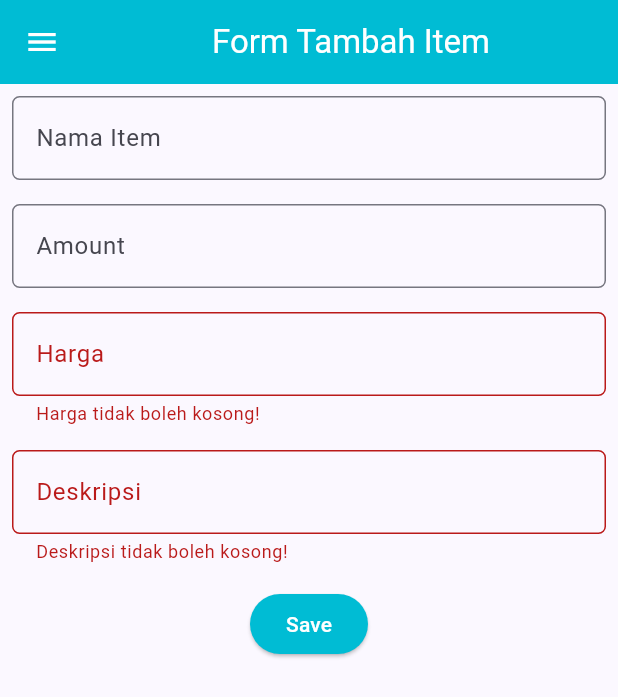
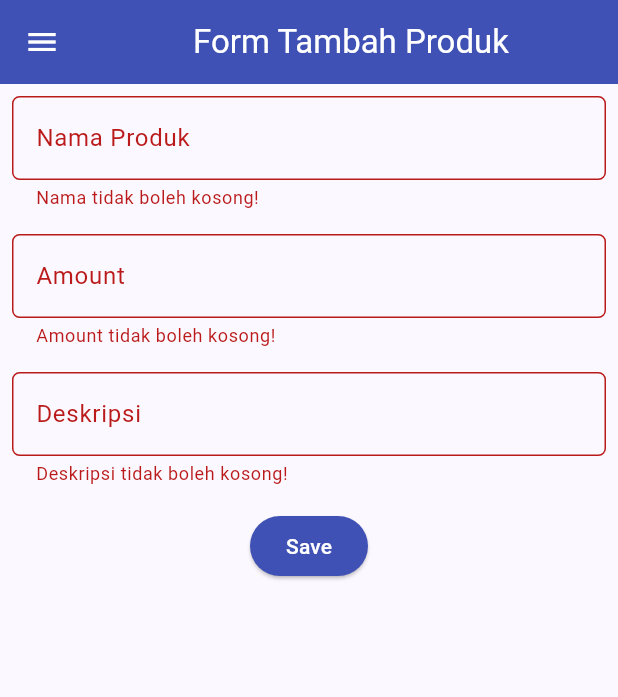
Before and after one commit to neinakada/wargo-mobile, a Flutter app: the ShopFormPage screen opened directly, after a tap on "Save", on a phone screen of 412 x 824 dp. Shown: the top 697 px of the screen. Run offline on Flutter 3.47's test engine with Material 2 defaults, Android fonts, the phone set to English and light mode, and no system bars; missing offline and left inert: pbp_django_auth; network calls fail.

Commit message:
mengerjakan tugas9

```diff
--- a/lib/screens/menu.dart
+++ b/lib/screens/menu.dart
@@ -1,6 +1,7 @@
 import 'package:flutter/material.dart';
 import 'package:wargo/widgets/left_drawer.dart';
 import 'package:wargo/widgets/wargo_card.dart';
+import 'package:wargo/screens/shoplist_form.dart';
 
 class MyHomePage extends StatelessWidget {
   MyHomePage({Key? key}) : super(key: key);
--- a/lib/screens/shoplist_form.dart
+++ b/lib/screens/shoplist_form.dart
@@ -1,5 +1,10 @@
 import 'package:flutter/material.dart';
 import 'package:wargo/widgets/left_drawer.dart';
+import 'package:pbp_django_auth/pbp_django_auth.dart';
+import 'package:provider/provider.dart';
+import 'package:wargo/screens/menu.dart';
+import 'dart:convert';
+// TODO: Impor drawer yang sudah dibuat sebelumnya
 
 class ShopFormPage extends StatefulWidget {
   const ShopFormPage({super.key});
@@ -12,21 +17,22 @@
   final _formKey = GlobalKey<FormState>();
   String _name = "";
   int _amount = 0;
-  int _price = 0;
   String _description = "";
-
   @override
   Widget build(BuildContext context) {
+    final request = context.watch<CookieRequest>();
+
     return Scaffold(
       appBar: AppBar(
         title: const Center(
           child: Text(
-            'Form Tambah Item',
+            'Form Tambah Produk',
           ),
         ),
-        backgroundColor: Colors.cyan,
+        backgroundColor: Colors.indigo,
         foregroundColor: Colors.white,
       ),
+      // TODO: Tambahkan drawer yang sudah dibuat di sini
       drawer: const LeftDrawer(),
       body: Form(
         key: _formKey,
@@ -38,8 +44,8 @@
                     padding: const EdgeInsets.all(8.0),
                     child: TextFormField(
                       decoration: InputDecoration(
-                      hintText: "Nama Item",
-                      labelText: "Nama Item",
+                        hintText: "Nama Produk",
+                        labelText: "Nama Produk",
                         border: OutlineInputBorder(
                           borderRadius: BorderRadius.circular(5.0),
                         ),
@@ -57,7 +63,6 @@
                       },
                     ),
                   ),
-
                   Padding(
                     padding: const EdgeInsets.all(8.0),
                     child: TextFormField(
@@ -68,6 +73,7 @@
                           borderRadius: BorderRadius.circular(5.0),
                         ),
                       ),
+                      // TODO: Tambahkan variabel yang sesuai
                       onChanged: (String? value) {
                         setState(() {
                           _amount = int.parse(value!);
@@ -84,34 +90,6 @@
                       },
                     ),
                   ),
-
-                Padding(
-                  padding: const EdgeInsets.all(8.0),
-                  child: TextFormField(
-                    decoration: InputDecoration(
-                      hintText: "Harga",
-                      labelText: "Harga",
-                      border: OutlineInputBorder(
-                        borderRadius: BorderRadius.circular(5.0),
-                      ),
-                    ),
-                    onChanged: (String? value) {
-                      setState(() {
-                        _price = int.parse(value!);
-                      });
-                    },
-                    validator: (String? value) {
-                      if (value == null || value.isEmpty) {
-                        return "Harga tidak boleh kosong!";
-                      }
-                      if (int.tryParse(value) == null) {
-                        return "Harga harus berupa angka!";
-                      }
-                      return null;
-                    },
-                  ),
-                ),
-
                   Padding(
                     padding: const EdgeInsets.all(8.0),
                     child: TextFormField(
@@ -124,6 +102,7 @@
                       ),
                       onChanged: (String? value) {
                         setState(() {
+                          // TODO: Tambahkan variabel yang sesuai
                           _description = value!;
                         });
                       },
@@ -135,7 +114,6 @@
                       },
                     ),
                   ),
-
                   Align(
                     alignment: Alignment.bottomCenter,
                     child: Padding(
@@ -143,40 +121,37 @@
                       child: ElevatedButton(
                         style: ButtonStyle(
                           backgroundColor:
-                        MaterialStateProperty.all(Colors.cyan),
+                          MaterialStateProperty.all(Colors.indigo),
                         ),
-                      onPressed: () {
+                        onPressed: () async {
                           if (_formKey.currentState!.validate()) {
-                          showDialog(
-                            context: context,
-                            builder: (context) {
-                              return AlertDialog(
-                                title: const Text('Item berhasil tersimpan'),
-                                content: SingleChildScrollView(
-                                  child: Column(
-                                    crossAxisAlignment:
-                                    CrossAxisAlignment.start,
-                                    children: [
-                                      Text('Nama: $_name'),
-                                      Text('Amount: $_amount'),
-                                      Text('Harga: $_price'),
-                                      Text('Deskripsi: $_description'),
-                                    ],
-                                  ),
-                                ),
-                                actions: [
-                                  TextButton(
-                                    child: const Text('OK'),
-                                    onPressed: () {
-                                      Navigator.pop(context);
-                                    },
-                                  ),
-                                ],
+                            // Kirim ke Django dan tunggu respons
+                            // TODO: Ganti URL dan jangan lupa tambahkan trailing slash (/) di akhir URL!
+                            final response = await request.postJson(
+                                "http://127.0.0.1:8000/create-flutter/",
+                                jsonEncode(<String, String>{
+                                  'name': _name,
+                                  'amount':_amount.toString(),
+                                  'description': _description,
+                                  // TODO: Sesuaikan field data sesuai dengan aplikasimu
+                                }));
+                            if (response['status'] == 'success') {
+                              ScaffoldMessenger.of(context)
+                                  .showSnackBar(const SnackBar(
+                                content: Text("Produk baru berhasil disimpan!"),
+                              ));
+                              Navigator.pushReplacement(
+                                context,
+                                MaterialPageRoute(builder: (context) => MyHomePage()),
                               );
-                            },
-                          );
+                            } else {
+                              ScaffoldMessenger.of(context)
+                                  .showSnackBar(const SnackBar(
+                                content:
+                                Text("Terdapat kesalahan, silakan coba lagi."),
+                              ));
                             }
-                        _formKey.currentState!.reset();
+                          }
                         },
                         child: const Text(
                           "Save",
@@ -185,7 +160,8 @@
                       ),
                     ),
                   ),
-              ]),
+                ]
+            )
         ),
       ),
     );
--- a/lib/widgets/left_drawer.dart
+++ b/lib/widgets/left_drawer.dart
@@ -1,6 +1,7 @@
 import 'package:flutter/material.dart';
 import 'package:wargo/screens/menu.dart';
 import 'package:wargo/screens/shoplist_form.dart';
+import 'package:wargo/screens/list_product.dart';
 
 class LeftDrawer extends StatelessWidget {
   const LeftDrawer({super.key});
@@ -65,6 +66,17 @@
                   ));
             },
           ),
+          ListTile(
+            leading: const Icon(Icons.shopping_basket),
+            title: const Text('Daftar Produk'),
+            onTap: () {
+                // Route menu ke halaman produk
+                Navigator.push(
+                context,
+                MaterialPageRoute(builder: (context) => const ProductPage()),
+                );
+            },
+        ),
         ],
       ),
     );
--- a/pubspec.yaml
+++ b/pubspec.yaml
@@ -35,6 +35,9 @@
   # The following adds the Cupertino Icons font to your application.
   # Use with the CupertinoIcons class for iOS style icons.
   cupertino_icons: ^1.0.2
+  provider: ^6.1.1
+  pbp_django_auth: ^0.4.0
+  http: ^1.1.0
 
 dev_dependencies:
   flutter_test:
```
Also changed, not shown: lib/main.dart (+17 -25 lines), lib/models/product.dart (added, +61 -0 lines), lib/screens/detail_product.dart (added, +98 -0 lines), lib/screens/list_product.dart (added, +101 -0 lines), lib/screens/login.dart (added, +115 -0 lines), lib/widgets/wargo_card.dart (+34 -3 lines), pubspec.lock, 3 other files. Lines whose indentation alone changed are shown as unchanged.
